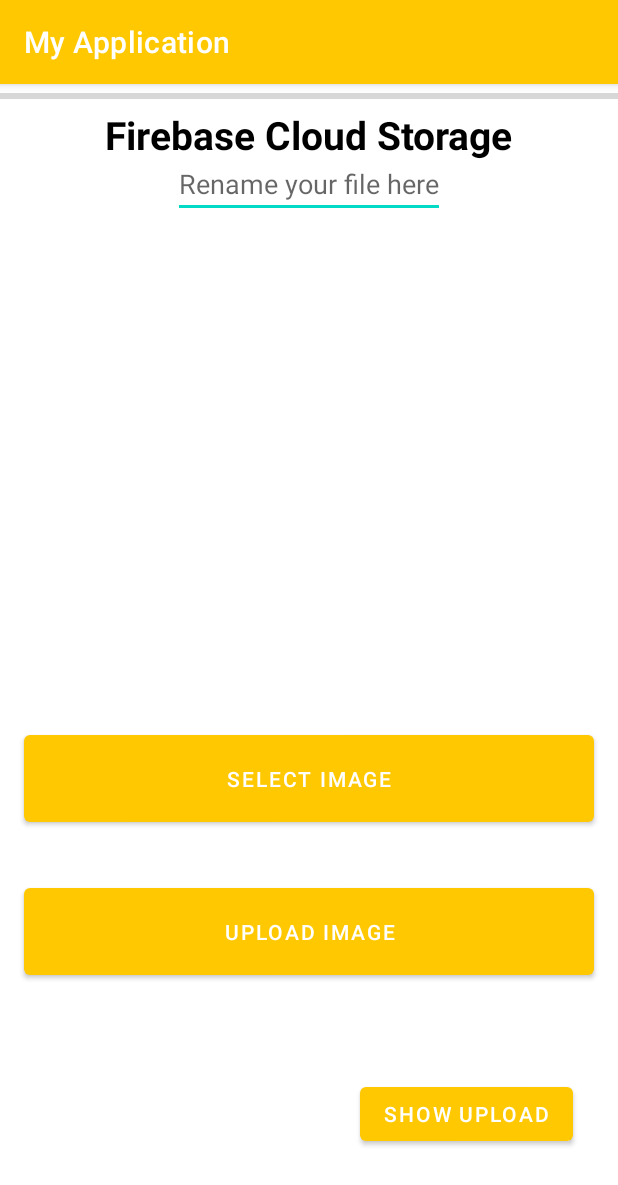
After one commit to yolokbrother/MobileARApplication, an Android app: the UploadPhotoActivity screen opened directly, with no data from a screen before it, on a phone screen of 412 x 824 dp. The commit adds this screen. Shown: the top 1185 px of the screen. Run offline under Robolectric (Android 15) with nearby library versions, the phone set to English and light mode, and no system bars; our stand-ins replace Picasso.

Commit message:
select pick

```diff
--- a/app/build.gradle
+++ b/app/build.gradle
@@ -67,4 +67,7 @@ dependencies {
     implementation "androidx.camera:camera-camera2:1.1.0-alpha03"
     implementation "androidx.camera:camera-lifecycle:1.1.0-alpha03"
     implementation "androidx.camera:camera-view:1.0.0-alpha23"
+
+    //Picasso
+    implementation 'com.squareup.picasso:picasso:2.5.1'
 }
--- a/app/src/main/java/com/example/myapplication/AddPhotoActivity.kt
+++ b/app/src/main/java/com/example/myapplication/AddPhotoActivity.kt
@@ -39,5 +39,10 @@ class AddPhotoActivity : AppCompatActivity() {
             startActivity(Intent(this, CameraActivity::class.java))
 
         }
+
+        btnUploadPhoto.setOnClickListener{
+            startActivity(Intent(this, UploadPhotoActivity::class.java))
+
+        }
     }
 }
--- /dev/null
+++ b/app/src/main/java/com/example/myapplication/UploadPhotoActivity.kt
@@ -0,0 +1,49 @@
+package com.example.myapplication
+
+import android.app.Activity
+import android.content.Intent
+import android.net.Uri
+import android.os.Bundle
+import android.view.View
+import androidx.activity.result.contract.ActivityResultContracts
+import androidx.appcompat.app.AppCompatActivity
+import com.example.myapplication.databinding.ActivityUploadPhotoBinding
+import com.squareup.picasso.Picasso
+import kotlinx.android.synthetic.main.activity_upload_photo.*
+
+class UploadPhotoActivity : AppCompatActivity() {
+
+    private lateinit var binding: ActivityUploadPhotoBinding
+    private var mImageUri: Uri? = null
+
+    override fun onCreate(savedInstanceState: Bundle?) {
+        super.onCreate(savedInstanceState)
+        binding = ActivityUploadPhotoBinding.inflate(layoutInflater)
+        setContentView(binding.root)
+
+        selectImagebtn!!.setOnClickListener { openFileChooser() }
+        uploadimagebtn!!.setOnClickListener { }
+        btnShowUpload.setOnClickListener(View.OnClickListener { })
+    }
+
+    private fun openFileChooser() {
+        val intent = Intent()
+        intent.type = "image/*"
+        intent.action = Intent.ACTION_GET_CONTENT
+
+        resultLauncher.launch(intent)
+    }
+
+    private var resultLauncher =
+        registerForActivityResult(ActivityResultContracts.StartActivityForResult()) { result ->
+            if (result.resultCode == Activity.RESULT_OK) {
+                val myData: Intent? = result.data
+                if (myData != null) {
+                    mImageUri = myData.data
+                    Picasso.with(this).load(mImageUri).into(firebaseimage)
+                }
+            }
+        }
+
+
+}
--- /dev/null
+++ b/app/src/main/res/drawable/ic_upload.xml
@@ -0,0 +1,5 @@
+<vector android:height="24dp" android:tint="#000000"
+    android:viewportHeight="24" android:viewportWidth="24"
+    android:width="24dp" xmlns:android="http://schemas.android.com/apk/res/android">
+    <path android:fillColor="@android:color/white" android:pathData="M14,2L6,2c-1.1,0 -1.99,0.9 -1.99,2L4,20c0,1.1 0.89,2 1.99,2L18,22c1.1,0 2,-0.9 2,-2L20,8l-6,-6zM18,20L6,20L6,4h7v5h5v11zM8,15.01l1.41,1.41L11,14.84L11,19h2v-4.16l1.59,1.59L16,15.01 12.01,11z"/>
+</vector>
--- /dev/null
+++ b/app/src/main/res/layout/activity_upload_photo.xml
@@ -0,0 +1,89 @@
+<?xml version="1.0" encoding="utf-8"?>
+<androidx.constraintlayout.widget.ConstraintLayout xmlns:android="http://schemas.android.com/apk/res/android"
+    xmlns:app="http://schemas.android.com/apk/res-auto"
+    xmlns:tools="http://schemas.android.com/tools"
+    android:layout_width="match_parent"
+    android:layout_height="match_parent"
+    tools:context=".UploadPhotoActivity">
+
+    <TextView
+        android:id="@+id/textView"
+        android:layout_width="wrap_content"
+        android:layout_height="wrap_content"
+        android:layout_marginTop="16dp"
+        android:text="Firebase Cloud Storage"
+        android:textColor="@color/black"
+        android:textSize="26dp"
+        android:textStyle="bold"
+        app:layout_constraintEnd_toEndOf="parent"
+        app:layout_constraintStart_toStartOf="parent"
+        app:layout_constraintTop_toTopOf="parent" />
+
+    <EditText
+        android:id="@+id/edit_text_file_name"
+        android:layout_width="wrap_content"
+        android:layout_height="wrap_content"
+        android:hint="Rename your file here"
+        app:layout_constraintBottom_toTopOf="@+id/firebaseimage"
+        app:layout_constraintEnd_toEndOf="parent"
+        app:layout_constraintStart_toStartOf="parent"
+        app:layout_constraintTop_toBottomOf="@+id/textView" />
+
+    <ImageView
+        android:id="@+id/firebaseimage"
+        android:layout_width="0dp"
+        android:layout_height="0dp"
+        app:layout_constraintBottom_toTopOf="@+id/selectImagebtn"
+        app:layout_constraintEnd_toEndOf="parent"
+        app:layout_constraintStart_toStartOf="parent"
+        app:layout_constraintTop_toBottomOf="@+id/textView"
+        android:layout_marginHorizontal="16dp"
+        android:layout_marginVertical="30dp"
+        tools:srcCompat="@tools:sample/avatars" />
+
+    <Button
+        android:id="@+id/selectImagebtn"
+        android:layout_width="0dp"
+        android:layout_height="70dp"
+        android:layout_marginHorizontal="16dp"
+        android:layout_marginBottom="32dp"
+        android:text="Select Image"
+        app:layout_constraintBottom_toTopOf="@+id/uploadimagebtn"
+        app:layout_constraintEnd_toEndOf="parent"
+        app:layout_constraintStart_toStartOf="parent" />
+
+    <Button
+        android:id="@+id/uploadimagebtn"
+        android:layout_width="0dp"
+        android:layout_height="70dp"
+        android:layout_marginBottom="168dp"
+        android:layout_marginHorizontal="16dp"
+        android:text="Upload Image"
+        app:layout_constraintBottom_toBottomOf="parent"
+        app:layout_constraintEnd_toEndOf="parent"
+        app:layout_constraintHorizontal_bias="0.0"
+        app:layout_constraintStart_toStartOf="parent" />
+
+    <Button
+        android:id="@+id/btnShowUpload"
+        android:layout_width="wrap_content"
+        android:layout_height="wrap_content"
+        android:text="Show Upload"
+        app:layout_constraintBottom_toBottomOf="parent"
+        app:layout_constraintEnd_toEndOf="parent"
+        app:layout_constraintHorizontal_bias="0.889"
+        app:layout_constraintStart_toStartOf="parent"
+        app:layout_constraintTop_toBottomOf="@+id/uploadimagebtn"
+        app:layout_constraintVertical_bias="0.525" />
+
+
+    <ProgressBar
+        android:id="@+id/progress_bar"
+        style="@style/Widget.AppCompat.ProgressBar.Horizontal"
+        android:layout_width="match_parent"
+        android:layout_height="wrap_content"
+        android:layout_alignParentStart="true"
+        app:layout_constraintTop_toBottomOf="@+id/btnBack"
+        android:layout_marginBottom="16dp" />
+
+</androidx.constraintlayout.widget.ConstraintLayout>
```
Also changed, not shown: app/src/main/AndroidManifest.xml (+14 -0 lines), app/src/main/res/layout/activity_add_photo.xml (+13 -0 lines).
